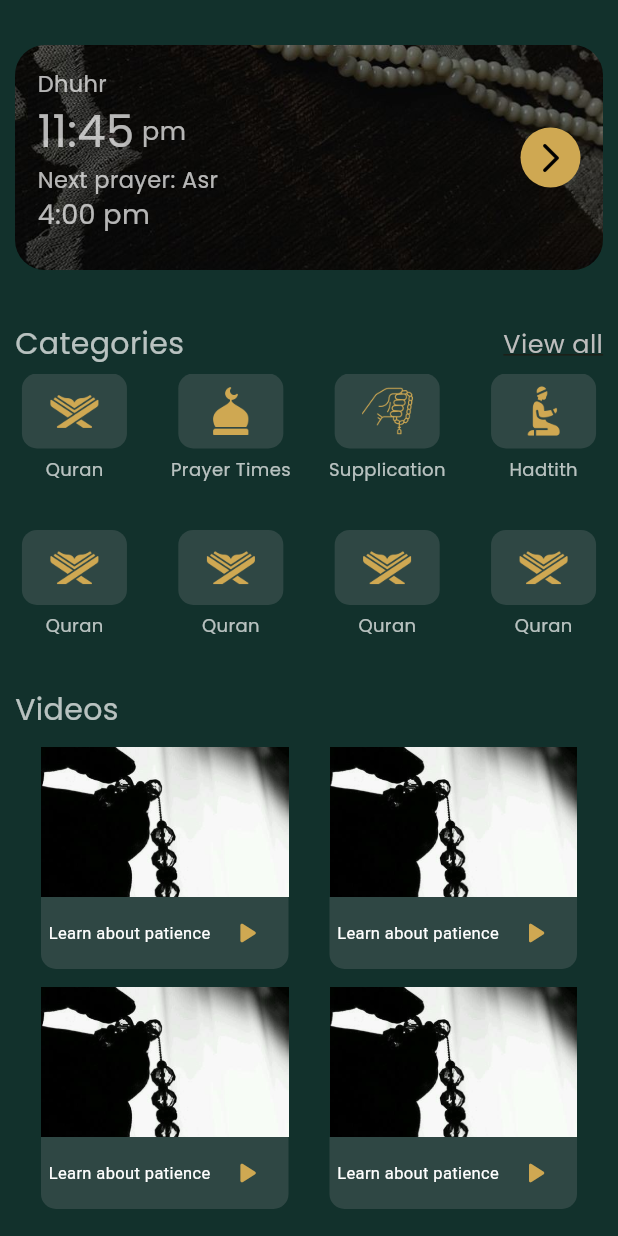
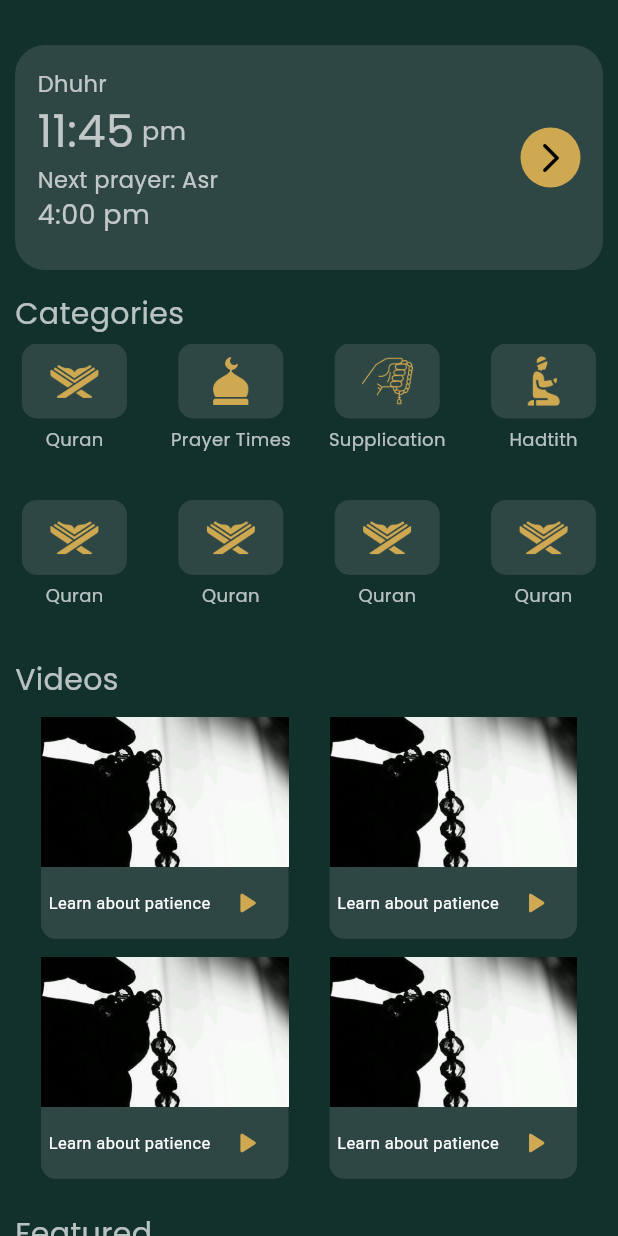
Before and after one commit to Usmandankama/deen_pal, a Flutter app: the HomeScreen screen opened directly, on a phone screen of 412 x 824 dp. Run offline on Flutter 3.47's test engine with Material 3 defaults, Android fonts, the phone set to English and light mode, and no system bars; our stand-ins replace smooth_page_indicator.

Commit message:
minor changes

```diff
--- a/lib/main.dart
+++ b/lib/main.dart
@@ -5,10 +5,8 @@ import 'constants/colors.dart' as colors;
 void main() {
   runApp(const MyApp());
 }
-
 class MyApp extends StatelessWidget {
   const MyApp({super.key});
-
   @override
   Widget build(BuildContext context) {
     return MaterialApp(
@@ -17,7 +15,6 @@ class MyApp extends StatelessWidget {
       ),
       debugShowCheckedModeBanner: false,
       home: const StartupScreen(),
-
     );
   }
 }
--- a/lib/screens/home_screen.dart
+++ b/lib/screens/home_screen.dart
@@ -19,12 +19,12 @@ class _HomeScreenState extends State<HomeScreen> {
   Widget build(BuildContext context) {
     return Scaffold(
       backgroundColor: colors.accentColor,
-      // backgroundColor: const Color.fromARGB(239, 255, 255, 255),
       body: SingleChildScrollView(
         child: Column(
           children: [
+            const SizedBox(height: 20),
             Padding(
-              padding: const EdgeInsets.symmetric(horizontal: 10, vertical: 30),
+              padding: const EdgeInsets.symmetric(horizontal: 10, vertical: 10),
               child: Column(
                 mainAxisAlignment: MainAxisAlignment.start,
                 crossAxisAlignment: CrossAxisAlignment.start,
@@ -33,11 +33,8 @@ class _HomeScreenState extends State<HomeScreen> {
                     height: 150,
                     width: 500,
                     decoration: BoxDecoration(
+                      color: colors.tileColor,
                       borderRadius: BorderRadius.circular(20),
-                      image: const DecorationImage(
-                        image: AssetImage('assets/images/carpet.jpg'),
-                        fit: BoxFit.cover,
-                      ),
                     ),
                     child: Padding(
                       padding: const EdgeInsets.all(15),
@@ -134,26 +131,15 @@ class _HomeScreenState extends State<HomeScreen> {
             ),
             Padding(
               padding: const EdgeInsets.symmetric(horizontal: 10, vertical: 5),
-              child: Row(
-                mainAxisAlignment: MainAxisAlignment.spaceBetween,
-                children: [
-                  Text(
-                    'Categories',
-                    style: TextStyle(
-                        fontFamily: 'Poppins',
-                        fontSize: 20,
-                        color: colors.fontColorLight),
-                  ),
-                  Text(
-                    'View all',
-                    style: TextStyle(
-                      decoration: TextDecoration.underline,
+              child: Align(
+                alignment: Alignment.centerLeft,
+                child: Text(
+                  'Categories',
+                  style: TextStyle(
                       fontFamily: 'Poppins',
-                      fontSize: 17,
-                      color: Colors.grey.shade400,
-                    ),
-                  ),
-                ],
+                      fontSize: 20,
+                      color: colors.fontColorLight),
+                ),
               ),
             ),
             SizedBox(
--- a/lib/screens/startup_screen.dart
+++ b/lib/screens/startup_screen.dart
@@ -57,7 +57,7 @@ class _StartupScreenState extends State<StartupScreen> {
               child: GestureDetector(
                   onTap: () {
                     if (onLastpage) {
-                      Navigator.push(
+                      Navigator.pushReplacement(
                         context,
                         MaterialPageRoute(
                           builder: (context) => const LoginScreen(),
```
Also changed, not shown: lib/screens/hadith_screen.dart (+7 -2 lines).
